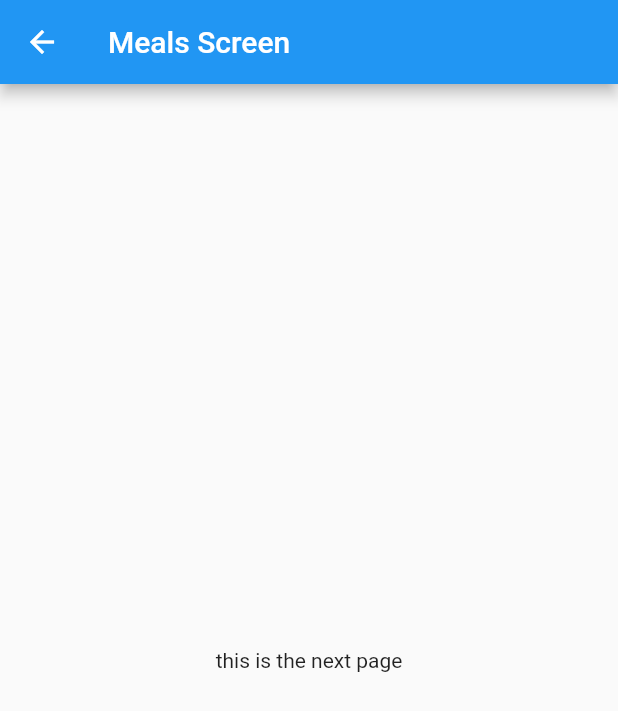
After one commit to saurabhgrewal718/navigation-app-flutter, a Flutter app: the screen it shows after launch, after a tap on "Italian", on a phone screen of 412 x 824 dp. The commit adds this screen. Shown: the top 711 px of the screen. Run offline on Flutter 3.47's test engine with Material 2 defaults, Android fonts, the phone set to English and light mode, and no system bars.

Commit message:
new screen appers on tap

```diff
--- a/screenappflutter/lib/category_item.dart
+++ b/screenappflutter/lib/category_item.dart
@@ -1,4 +1,6 @@
 import 'package:flutter/material.dart';
+
+import './category_meals_screen.dart';
 
 
 class CategoryItem extends StatelessWidget {
@@ -7,9 +9,22 @@ class CategoryItem extends StatelessWidget {
 
   CategoryItem(this.title,this.color);
 
+  void selectCatagory(BuildContext ctx){
+    Navigator.of(ctx).push(MaterialPageRoute(builder:(_){
+      return CategoryMealsScreen();
+     },
+    ),
+    );
+  }
+
+
   @override
   Widget build(BuildContext context) {
-    return Container(
+    return InkWell(
+        onTap: () => selectCatagory(context),
+        splashColor: Theme.of(context).primaryColor,
+        borderRadius: BorderRadius.circular(15),
+          child: Container(
         padding: EdgeInsets.all(15),
         child: Text(
           title,
@@ -28,6 +43,7 @@ class CategoryItem extends StatelessWidget {
       ),
       borderRadius: BorderRadius.circular(15),
       ),
+  ),
     );
   }
 }
--- /dev/null
+++ b/screenappflutter/lib/category_meals_screen.dart
@@ -0,0 +1,13 @@
+import 'package:flutter/material.dart';
+
+class CategoryMealsScreen extends StatelessWidget {
+  @override
+  Widget build(BuildContext context) {
+    return Scaffold(
+      appBar: AppBar(title: Text("Meals Screen"),),
+      body:Center(
+      child: Text("this is the next page")
+      ),
+    );
+  }
+}
```
Lines whose indentation alone changed are shown as unchanged.
